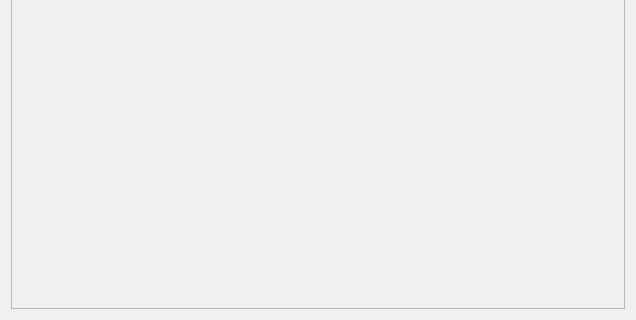
Above: ui/VoteForm.ui from dmzdev/stance before the change; both pictures show x 0 to 636 and y 160 to 480 of the 636 by 480 pixel window. Below: the same form after it.
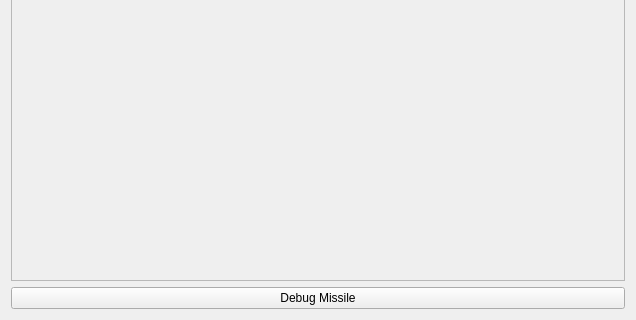
That is the form after the change.

```diff
--- a/ui/VoteForm.ui
+++ b/ui/VoteForm.ui
@@ -34,12 +34,19 @@
         <x>0</x>
         <y>0</y>
         <width>610</width>
-        <height>454</height>
+        <height>420</height>
        </rect>
       </property>
      </widget>
     </widget>
    </item>
+   <item>
+    <widget class="QPushButton" name="debugMissile">
+     <property name="text">
+      <string>Debug Missile</string>
+     </property>
+    </widget>
+   </item>
   </layout>
  </widget>
  <resources/>
```
